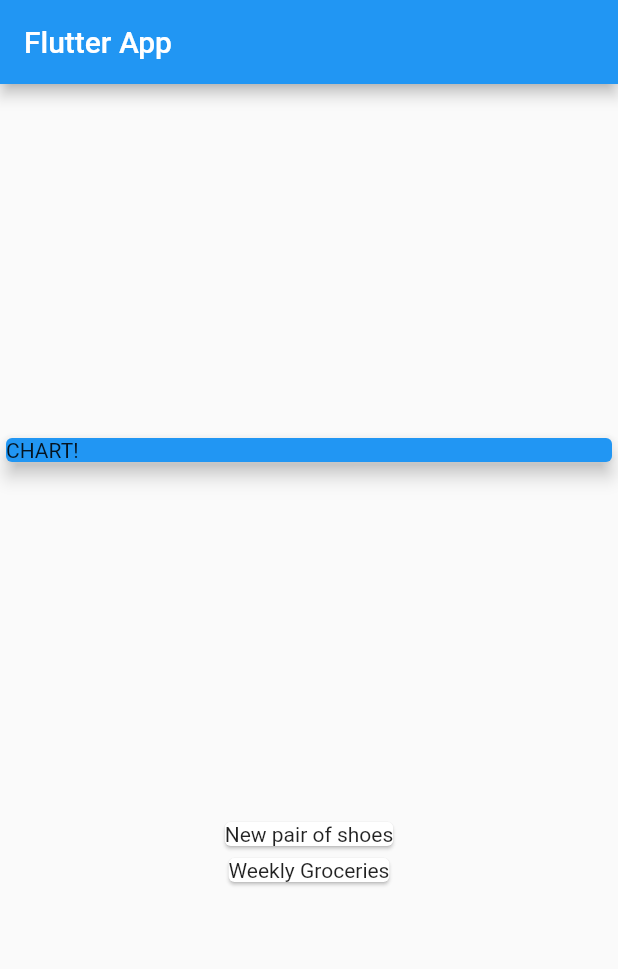
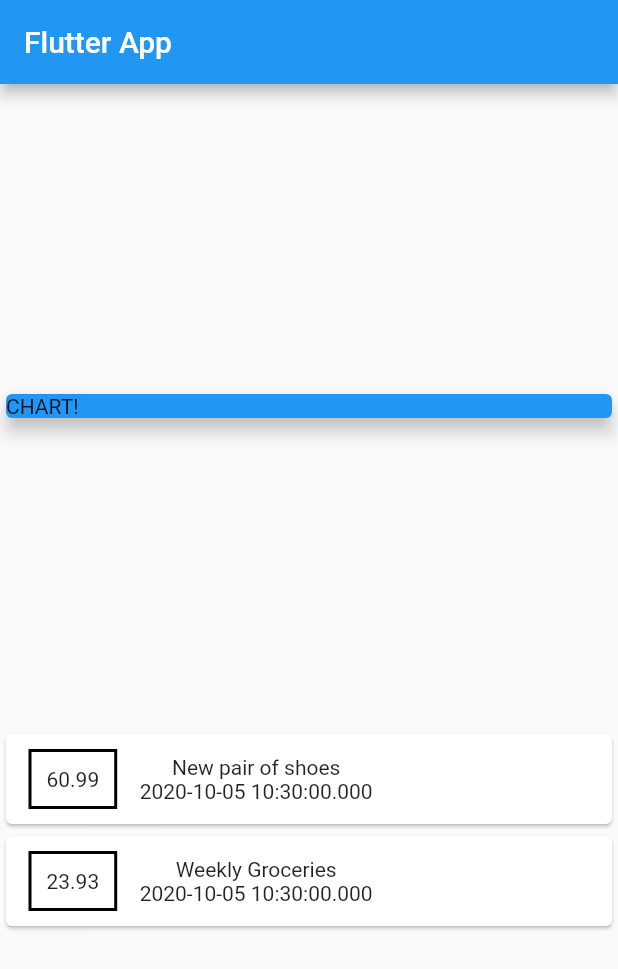
Before and after one commit to FlorianFeka/flutterUdemy, a Flutter app: the screen it shows after launch, on a phone screen of 412 x 824 dp. Shown: the top 969 px of the screen. Run offline on Flutter 3.47's test engine with Material 2 defaults, Android fonts, the phone set to English and light mode, and no system bars.

Commit message:
75. Building a Custom List Item & 76. Styling a Container

```diff
--- a/personal_expenses_app/lib/main.dart
+++ b/personal_expenses_app/lib/main.dart
@@ -54,7 +54,27 @@ class MyHomePage extends StatelessWidget {
             Column(
               children: transactions.map((tx) {
                 return Card(
-                  child: Text(tx.titel),
+                  child: Row(
+                    children: [
+                      Container(
+                        margin:
+                            EdgeInsets.symmetric(vertical: 10, horizontal: 15),
+                        decoration: BoxDecoration(
+                            border: Border.all(
+                          color: Colors.black,
+                          width: 2,
+                        )),
+                        padding: EdgeInsets.all(10),
+                        child: Text(tx.amount.toString()),
+                      ),
+                      Column(
+                        children: [
+                          Text(tx.titel),
+                          Text(tx.date.toString()),
+                        ],
+                      )
+                    ],
+                  ),
                 );
               }).toList(),
             )
```
